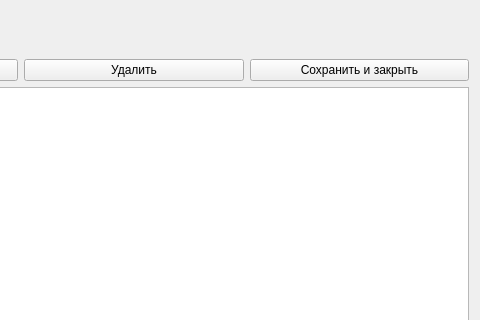
Old version of the form create_order_form.ui in the repository iparinile/workload_knitting_machines; both pictures show x 212 to 692 and y 0 to 320 of the 692 by 423 pixel window.
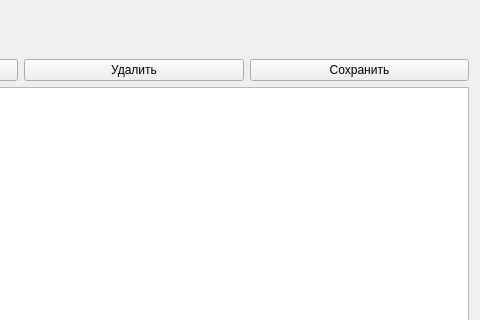
New version of the form.

The edit to the form file:
```diff
--- a/create_order_form.ui
+++ b/create_order_form.ui
@@ -50,7 +50,7 @@
      <item>
       <widget class="QPushButton" name="pushButton_save_and_close">
        <property name="text">
-        <string>Сохранить и закрыть</string>
+        <string>Сохранить</string>
        </property>
       </widget>
      </item>
```
Left out of the diff: 2 changed lines with no effect on the pictures.
